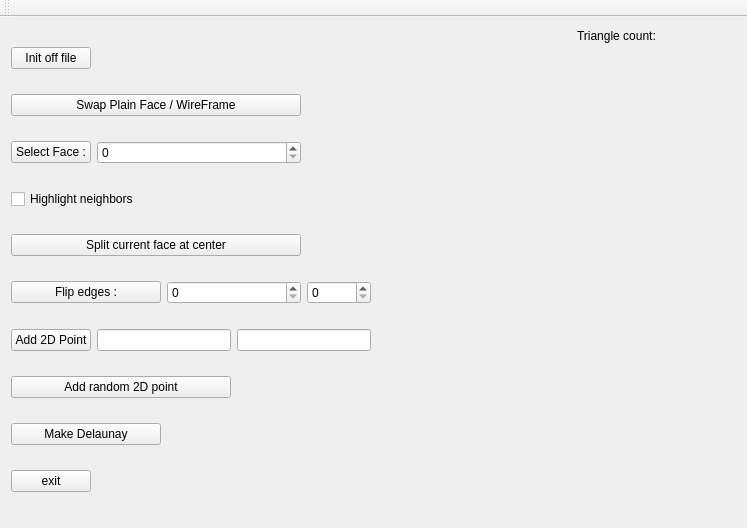
VincentPHAM98/GAM, file mainwindow.ui: the form before one commit.
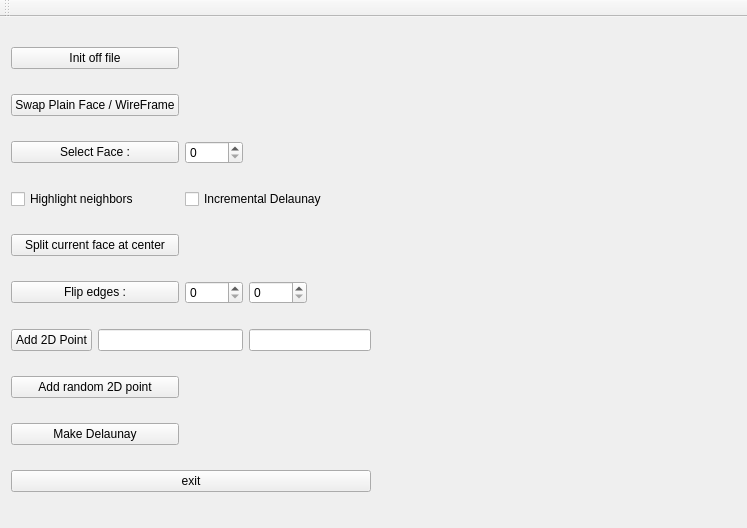
The form after the commit. Custom widgets are drawn as their Qt base class.

Commit message: delaunay local

```diff
--- a/mainwindow.ui
+++ b/mainwindow.ui
@@ -23,54 +23,85 @@
    <layout class="QHBoxLayout" name="horizontalLayout">
     <item>
      <layout class="QGridLayout" name="gridLayout">
-      <item row="0" column="0">
+      <item row="0" column="0" colspan="2">
        <widget class="QPushButton" name="initButton">
         <property name="text">
          <string>Init off file</string>
         </property>
        </widget>
       </item>
-      <item row="1" column="0" colspan="4">
-       <widget class="QPushButton" name="pushButton_3">
+      <item row="5" column="3">
+       <widget class="QSpinBox" name="flipFace2"/>
+      </item>
+      <item row="2" column="2">
+       <widget class="QSpinBox" name="faceSelectBox"/>
+      </item>
+      <item row="3" column="2" colspan="3">
+       <widget class="QCheckBox" name="incrementalDelaunayBox">
         <property name="text">
-         <string>Swap Plain Face / WireFrame</string>
+         <string>Incremental Delaunay</string>
         </property>
        </widget>
       </item>
       <item row="6" column="3" colspan="2">
        <widget class="QLineEdit" name="yBox"/>
       </item>
-      <item row="2" column="1" colspan="3">
-       <widget class="QSpinBox" name="faceSelectBox"/>
+      <item row="5" column="0" colspan="2">
+       <widget class="QPushButton" name="edgeFlipButton">
+        <property name="text">
+         <string>Flip edges :</string>
+        </property>
+       </widget>
       </item>
-      <item row="3" column="0" colspan="3">
+      <item row="9" column="0" colspan="5">
+       <widget class="QPushButton" name="pushButton">
+        <property name="text">
+         <string>exit</string>
+        </property>
+       </widget>
+      </item>
+      <item row="2" column="0" colspan="2">
+       <widget class="QPushButton" name="selectFaceButton">
+        <property name="text">
+         <string>Select Face :</string>
+        </property>
+       </widget>
+      </item>
+      <item row="5" column="2">
+       <widget class="QSpinBox" name="flipFace1"/>
+      </item>
+      <item row="3" column="0" colspan="2">
        <widget class="QCheckBox" name="highlightNeighborsBox">
         <property name="text">
          <string>Highlight neighbors</string>
         </property>
        </widget>
       </item>
-      <item row="6" column="1" colspan="2">
-       <widget class="QLineEdit" name="xBox"/>
+      <item row="8" column="0" colspan="2">
+       <widget class="QPushButton" name="DelaunayButton">
+        <property name="text">
+         <string>Make Delaunay</string>
+        </property>
+       </widget>
       </item>
-      <item row="4" column="0" colspan="4">
+      <item row="4" column="0" colspan="2">
        <widget class="QPushButton" name="splitCenterButton">
         <property name="text">
          <string>Split current face at center</string>
         </property>
        </widget>
       </item>
-      <item row="7" column="0" colspan="3">
+      <item row="7" column="0" colspan="2">
        <widget class="QPushButton" name="pushButton_2">
         <property name="text">
          <string>Add random 2D point</string>
         </property>
        </widget>
       </item>
-      <item row="8" column="0" colspan="2">
-       <widget class="QPushButton" name="DelaunayButton">
+      <item row="1" column="0" colspan="2">
+       <widget class="QPushButton" name="pushButton_3">
         <property name="text">
-         <string>Make Delaunay</string>
+         <string>Swap Plain Face / WireFrame</string>
         </property>
        </widget>
       </item>
@@ -81,30 +112,16 @@
         </property>
        </widget>
       </item>
-      <item row="9" column="0">
-       <widget class="QPushButton" name="pushButton">
-        <property name="text">
-         <string>exit</string>
+      <item row="6" column="1" colspan="2">
+       <widget class="QLineEdit" name="xBox">
+        <property name="toolTip">
+         <string>&lt;html&gt;&lt;head/&gt;&lt;body&gt;&lt;p&gt;x&lt;/p&gt;&lt;/body&gt;&lt;/html&gt;</string>
         </property>
-       </widget>
-      </item>
-      <item row="2" column="0">
-       <widget class="QPushButton" name="selectFaceButton">
-        <property name="text">
-         <string>Select Face :</string>
+        <property name="whatsThis">
+         <string>&lt;html&gt;&lt;head/&gt;&lt;body&gt;&lt;p align=&quot;center&quot;&gt;&lt;br/&gt;&lt;/p&gt;&lt;/body&gt;&lt;/html&gt;</string>
         </property>
-       </widget>
-      </item>
-      <item row="5" column="4">
-       <widget class="QSpinBox" name="flipFace2"/>
-      </item>
-      <item row="5" column="2" colspan="2">
-       <widget class="QSpinBox" name="flipFace1"/>
-      </item>
-      <item row="5" column="0" colspan="2">
-       <widget class="QPushButton" name="edgeFlipButton">
         <property name="text">
-         <string>Flip edges :</string>
+         <string/>
         </property>
        </widget>
       </item>
@@ -115,32 +132,6 @@
       <property name="mouseTracking">
        <bool>false</bool>
       </property>
-      <widget class="QLabel" name="label">
-       <property name="geometry">
-        <rect>
-         <x>200</x>
-         <y>0</y>
-         <width>91</width>
-         <height>16</height>
-        </rect>
-       </property>
-       <property name="text">
-        <string>Triangle count:</string>
-       </property>
-      </widget>
-      <widget class="QLabel" name="nbTriangleLabel">
-       <property name="geometry">
-        <rect>
-         <x>300</x>
-         <y>0</y>
-         <width>58</width>
-         <height>16</height>
-        </rect>
-       </property>
-       <property name="text">
-        <string/>
-       </property>
-      </widget>
      </widget>
     </item>
    </layout>
```
The commit also changes 3 other files.
